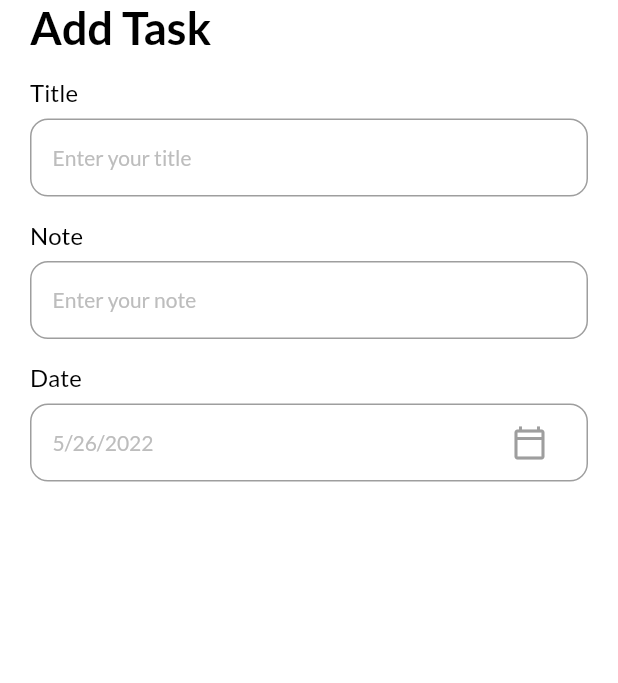
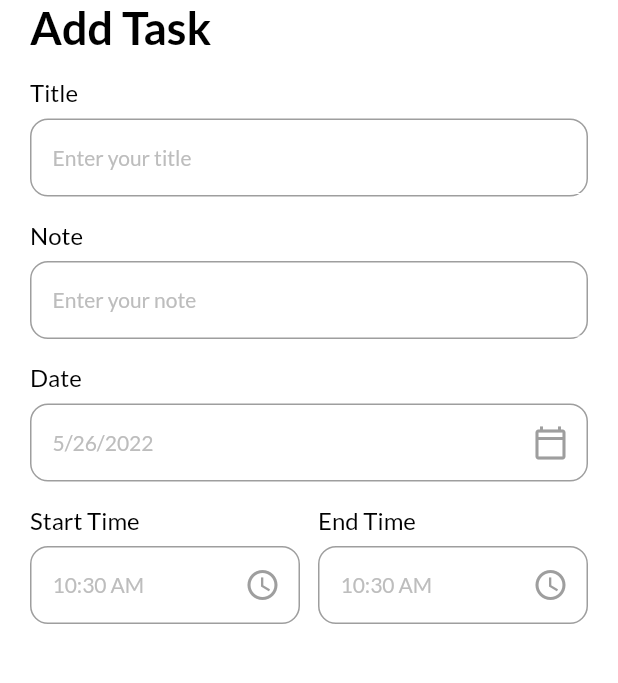
Before and after one commit to haikallf/flutter-todoapp, a Flutter app: the AddTaskPage screen opened directly, on a phone screen of 412 x 824 dp, the part 84-767 px from its top. Run offline on Flutter 3.47's test engine with Material 2 defaults, Android fonts, the phone set to English and light mode, and no system bars; our stand-ins replace date_picker_timeline, flutter_local_notifications, get, get_storage, google_fonts, timezone; accounts and stored records are empty.

Commit message:
add time logic

```diff
--- a/lib/ui/add_task_bar.dart
+++ b/lib/ui/add_task_bar.dart
@@ -13,6 +13,9 @@ class AddTaskPage extends StatefulWidget {
 
 class _AddTaskPageState extends State<AddTaskPage> {
   DateTime _selectedDate = DateTime.now();
+  String _startTime = DateFormat("hh:mm a").format(DateTime.now()).toString();
+  String _endTime = DateFormat("hh:mm a").format(DateTime.now()).toString();
+
   @override
   Widget build(BuildContext context) {
     return Scaffold(
@@ -32,7 +35,30 @@ class _AddTaskPageState extends State<AddTaskPage> {
                 onPressed: () {
                   _getDateFromUser();
                 },
-              ),)
+              ),),
+              Row(
+                children: [
+                  Expanded(child: MyInputField(
+                    title: 'Start Time',
+                    hint: _startTime,
+                    widget: IconButton(
+                      icon: Icon(Icons.access_time_outlined, color: Colors.grey,),
+                      onPressed: () {
+                        _getTimeFromUser(isStartTime: true);
+                      },
+                    ))),
+                  SizedBox(width: 12),
+                  Expanded(child: MyInputField(
+                      title: 'End Time',
+                      hint: _endTime,
+                      widget: IconButton(
+                        icon: Icon(Icons.access_time_outlined, color: Colors.grey,),
+                        onPressed: () {
+                          _getTimeFromUser(isStartTime: false);
+                        },
+                      )))
+                ],
+              )
             ],
           ),
         ),
@@ -76,4 +102,31 @@ class _AddTaskPageState extends State<AddTaskPage> {
       });
     }
   }
+
+  _getTimeFromUser({required bool isStartTime}) async {
+    var pickedTime = await _showTimePicker();
+    String _formatedTime = pickedTime.format(context);
+
+    if (pickedTime == null) {
+      print("Time cancelled");
+    }
+    else if (isStartTime) {
+      setState(() {
+        _startTime = _formatedTime;
+      });
+    }
+    else if (!isStartTime) {
+      setState(() {
+        _endTime = _formatedTime;
+      });
+    }
+  }
+
+  _showTimePicker() {
+    return showTimePicker(
+      initialEntryMode: TimePickerEntryMode.input,
+      context: context,
+      initialTime: TimeOfDay(hour: int.parse(_startTime.split(":")[0]), minute: int.parse(_startTime.split(":")[1].split(" ")[0]))
+    );
+  }
 }
--- a/lib/ui/widgets/input_field.dart
+++ b/lib/ui/widgets/input_field.dart
@@ -27,7 +27,7 @@ class MyInputField extends StatelessWidget {
           Container(
             height: 52,
             margin: EdgeInsets.only(top: 8.0),
-            padding: EdgeInsets.only(left: 14, right: 14),
+            padding: EdgeInsets.only(left: 14),
             decoration: BoxDecoration(
               border: Border.all(
                 color: Colors.grey,
```
